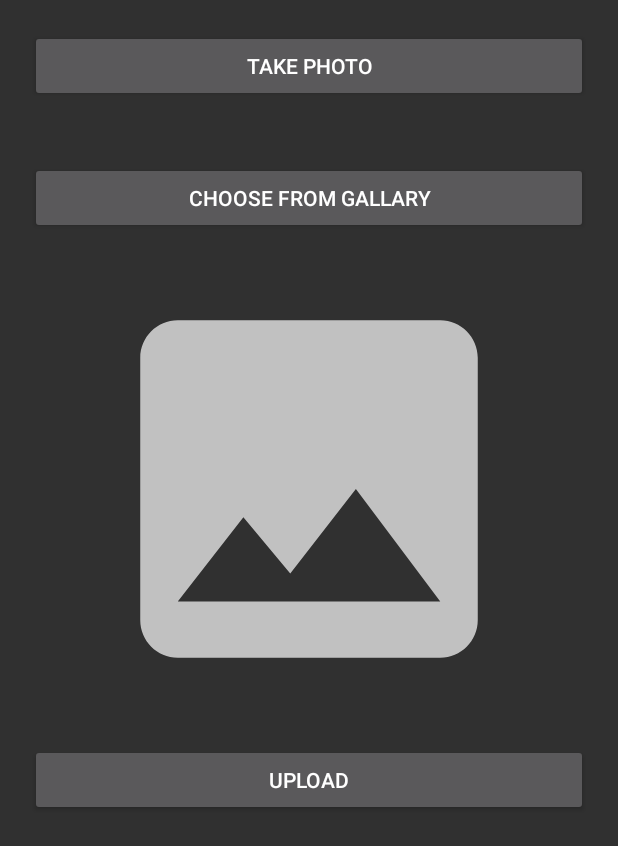
After one commit to Ramprasathselvam/Card-Animation, an Android app: the layout activity_take_image.xml on its own in the app's theme, with its tools: preview values and no code run, on a phone screen of 412 x 824 dp. The commit adds this screen. Shown: the top 846 px of the screen. Run offline under Robolectric (Android 15) with nearby library versions, the phone set to English and light mode, and no system bars; network calls fail.

Commit message:
Access Camera / Photo Gallery

```diff
--- a/app/build.gradle
+++ b/app/build.gradle
@@ -30,4 +30,7 @@ dependencies {
     androidTestImplementation 'androidx.test.ext:junit:1.1.1'
     androidTestImplementation 'androidx.test.espresso:espresso-core:3.2.0'
 
+    implementation 'com.squareup.retrofit2:retrofit:2.1.0'
+    implementation 'com.android.volley:volley:1.1.1'
+
 }
--- a/app/src/main/java/com/example/helloworld/loginView.java
+++ b/app/src/main/java/com/example/helloworld/loginView.java
@@ -15,7 +15,7 @@ public class loginView extends AppCompatActivity {
     }
 
     public void loginBtnTapped(View view){
-        startActivity(new Intent(loginView.this, MainActivity.class));
+        startActivity(new Intent(loginView.this, TakeImageActivity.class));
         finish();
     }
 }
--- /dev/null
+++ b/app/src/main/res/drawable/ic_baseline_insert_photo_24.xml
@@ -0,0 +1,10 @@
+<vector xmlns:android="http://schemas.android.com/apk/res/android"
+    android:width="24dp"
+    android:height="24dp"
+    android:viewportWidth="24"
+    android:viewportHeight="24"
+    android:tint="?attr/colorControlNormal">
+  <path
+      android:fillColor="@android:color/white"
+      android:pathData="M21,19V5c0,-1.1 -0.9,-2 -2,-2H5c-1.1,0 -2,0.9 -2,2v14c0,1.1 0.9,2 2,2h14c1.1,0 2,-0.9 2,-2zM8.5,13.5l2.5,3.01L14.5,12l4.5,6H5l3.5,-4.5z"/>
+</vector>
--- /dev/null
+++ b/app/src/main/res/layout/activity_take_image.xml
@@ -0,0 +1,35 @@
+<?xml version="1.0" encoding="utf-8"?>
+
+<LinearLayout xmlns:android="http://schemas.android.com/apk/res/android"
+    android:layout_width="fill_parent"
+    android:layout_height="fill_parent"
+    android:orientation="vertical">
+
+    <Button
+        android:id="@+id/TakePhoto"
+        android:layout_width="match_parent"
+        android:layout_height="wrap_content"
+        android:layout_margin="20dp"
+        android:text="Take Photo" />
+
+    <Button
+        android:id="@+id/choose"
+        android:layout_width="match_parent"
+        android:layout_height="wrap_content"
+        android:layout_margin="20dp"
+        android:text="Choose From Gallary" />
+
+    <ImageView
+        android:id="@+id/imageView1"
+        android:layout_width="300dp"
+        android:layout_height="300dp"
+        android:layout_gravity="center"
+        android:src="@drawable/ic_baseline_insert_photo_24"/>
+
+    <Button
+        android:id="@+id/upload"
+        android:layout_width="match_parent"
+        android:layout_height="wrap_content"
+        android:layout_margin="20dp"
+        android:text="Upload" />
+</LinearLayout>
```
Also changed, not shown: app/src/main/AndroidManifest.xml (+8 -5 lines), app/src/main/java/com/example/helloworld/MainActivity.java (+24 -15 lines), app/src/main/java/com/example/helloworld/TakeImageActivity.java (added, +176 -0 lines).
